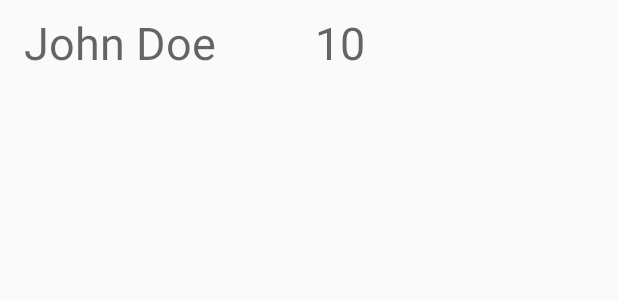
After one commit to sgamlath/LearnAFruit, an Android app: the layout score_item.xml on its own in the app's theme, with its tools: preview values and no code run, on a phone screen of 412 x 824 dp. The commit adds this screen. Shown: the top 300 px of the screen. Run offline under Robolectric (Android 15) with nearby library versions, the phone set to English and light mode, and no system bars.

Commit message:
DB connected, comments added

```diff
--- a/app/src/main/java/com/example/learnafruit/FruitActivity.java
+++ b/app/src/main/java/com/example/learnafruit/FruitActivity.java
@@ -6,6 +6,11 @@ import android.widget.ImageView;
 
 import com.squareup.picasso.Picasso;
 
+/**
+ * FruitActivity
+ *
+ * The activity displaying each fruit
+ */
 public class FruitActivity extends AppCompatActivity {
 
     @Override
--- a/app/src/main/java/com/example/learnafruit/LearnActivity.java
+++ b/app/src/main/java/com/example/learnafruit/LearnActivity.java
@@ -5,6 +5,11 @@ import android.support.v7.app.AppCompatActivity;
 import android.os.Bundle;
 import android.view.View;
 
+/**
+ * LearnActivity
+ *
+ * The activity displaying list of fruits
+ */
 public class LearnActivity extends AppCompatActivity {
 
     @Override
--- a/app/src/main/java/com/example/learnafruit/MainActivity.java
+++ b/app/src/main/java/com/example/learnafruit/MainActivity.java
@@ -5,6 +5,11 @@ import android.support.v7.app.AppCompatActivity;
 import android.os.Bundle;
 import android.view.View;
 
+/**
+ * MainActivity
+ *
+ * The main activity of the app
+ */
 public class MainActivity extends AppCompatActivity {
 
     @Override
--- a/app/src/main/java/com/example/learnafruit/QuestionActivity.java
+++ b/app/src/main/java/com/example/learnafruit/QuestionActivity.java
@@ -3,6 +3,11 @@ package com.example.learnafruit;
 import android.support.v7.app.AppCompatActivity;
 import android.os.Bundle;
 
+/**
+ * QuestionActivity
+ *
+ * The activity displaying each question
+ */
 public class QuestionActivity extends AppCompatActivity {
 
     @Override
--- a/app/src/main/res/layout/activity_quiz.xml
+++ b/app/src/main/res/layout/activity_quiz.xml
@@ -25,9 +25,8 @@
         android:layout_height="wrap_content"
         android:layout_marginTop="120dp"
         android:freezesText="true"
-        android:onClick="changeName"
         android:singleLine="true"
-        android:text="XXX"
+        android:text="John Doe"
         android:textAllCaps="false"
         android:textSize="30sp"
         android:textStyle="bold"
--- a/app/src/main/res/layout/activity_scorecard.xml
+++ b/app/src/main/res/layout/activity_scorecard.xml
@@ -14,9 +14,11 @@
         android:text="Clear All"
         app:layout_constraintBottom_toBottomOf="parent"
         app:layout_constraintEnd_toEndOf="parent"
-        app:layout_constraintStart_toStartOf="parent" />
+        app:layout_constraintStart_toStartOf="parent"
+        android:onClick="clearScoreList"/>
 
     <ListView
+        android:id="@+id/scoreList"
         android:layout_width="395dp"
         android:layout_height="659dp"
         app:layout_constraintEnd_toEndOf="parent"
--- /dev/null
+++ b/app/src/main/res/layout/score_item.xml
@@ -0,0 +1,16 @@
+<?xml version="1.0" encoding="utf-8"?>
+
+<TextView xmlns:android="http://schemas.android.com/apk/res/android"
+    xmlns:app="http://schemas.android.com/apk/res-auto"
+    android:id="@android:id/text1"
+    android:layout_width="match_parent"
+    android:layout_height="wrap_content"
+    android:gravity="center_vertical"
+    android:minHeight="?android:attr/listPreferredItemHeightSmall"
+    android:paddingStart="?android:attr/listPreferredItemPaddingStart"
+    android:paddingTop="8dp"
+    android:paddingEnd="?android:attr/listPreferredItemPaddingEnd"
+    android:paddingBottom="8dp"
+    android:text="John Doe         10"
+    android:textAppearance="@style/TextAppearance.AppCompat.Display1"
+    android:textSize="30sp" />
```
Also changed, not shown: app/src/main/java/com/example/learnafruit/DBHelper.java (added, +101 -0 lines), app/src/main/java/com/example/learnafruit/QuizActivity.java (+34 -15 lines), app/src/main/java/com/example/learnafruit/ScoreModel.java (added, +52 -0 lines), app/src/main/java/com/example/learnafruit/ScorecardActivity.java (+49 -1 lines).
